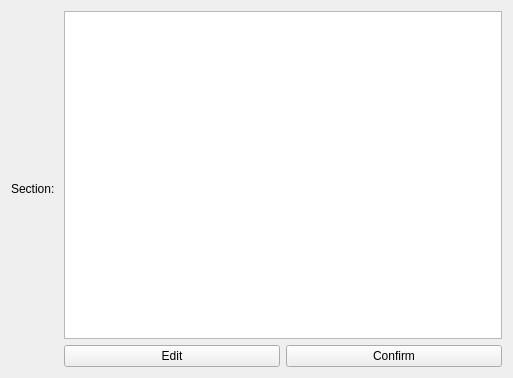
Qt form edit_section.ui (MohamedAzizBellaaj/Collaborative-Editing-App) before a commit.
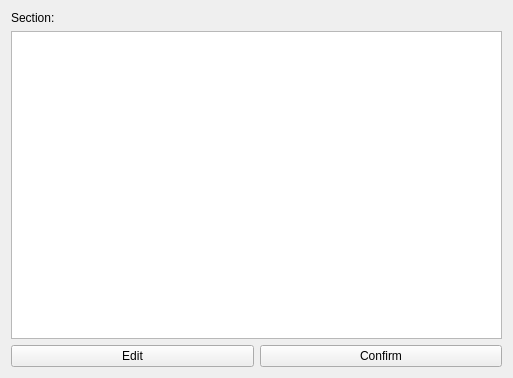
The same form after that commit.

Commit message: feat: make ui reflect lock + clean up actions

Patch:
```diff
--- a/edit_section.ui
+++ b/edit_section.ui
@@ -13,9 +13,9 @@
   <property name="windowTitle">
    <string>Form</string>
   </property>
-  <layout class="QHBoxLayout" name="horizontalLayout_3">
+  <layout class="QHBoxLayout" name="horizontalLayout_2">
    <item>
-    <layout class="QHBoxLayout" name="horizontalLayout_2">
+    <layout class="QVBoxLayout" name="verticalLayout_2">
      <item>
       <widget class="QLabel" name="label">
        <property name="text">
```
The commit also changes 3 other files.
